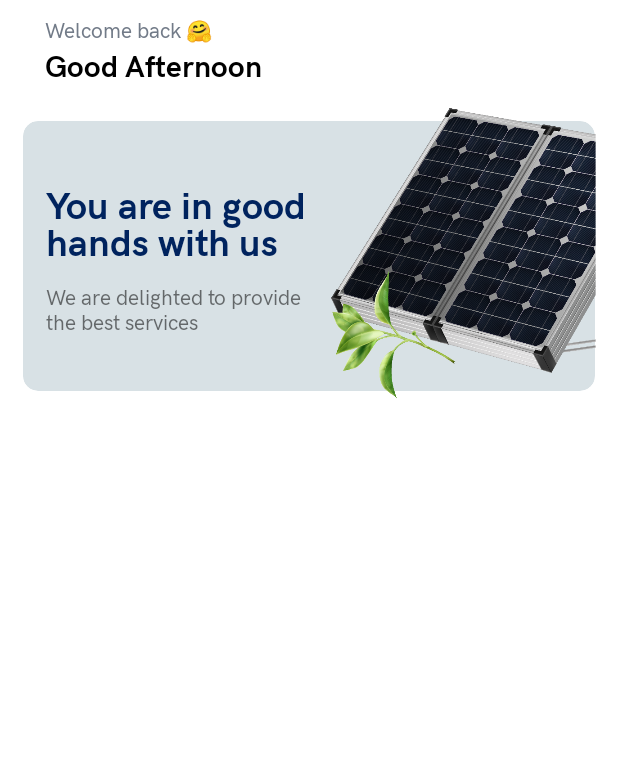
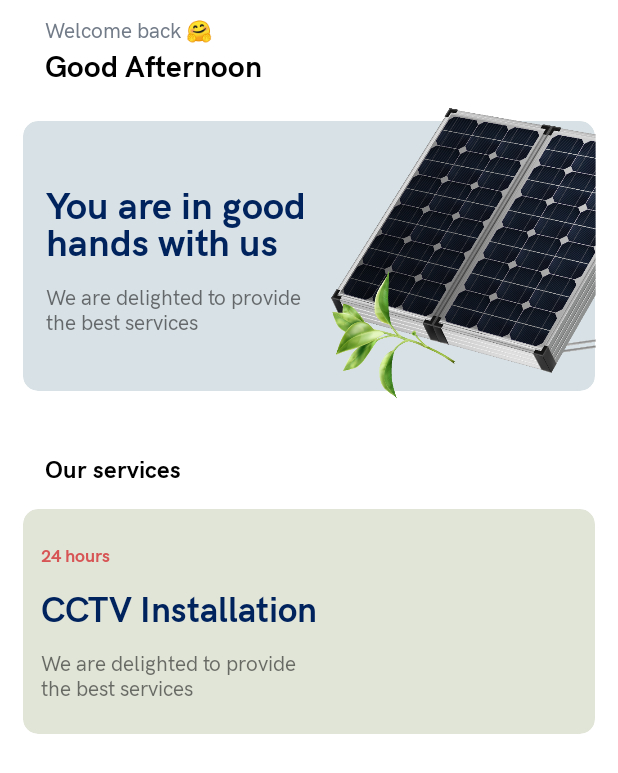
Before and after one commit to enikebraimoh/Trina_Energy, an Android app: the fragment HomeFragment shown on its own in the app's theme, on a phone screen of 412 x 824 dp. Shown: the top 773 px of the screen. Run offline under Robolectric (Android 15) with nearby library versions, the phone set to English and light mode, and no system bars; our stand-ins replace data binding.

Commit message:
added drawer navigation and cleaned code🧑🏽‍💻

```diff
--- a/app/src/main/java/com/trina/energy/MainActivity.kt
+++ b/app/src/main/java/com/trina/energy/MainActivity.kt
@@ -10,6 +10,8 @@ import androidx.navigation.NavController
 import androidx.navigation.NavDestination
 import androidx.navigation.findNavController
 import androidx.navigation.fragment.NavHostFragment
+import androidx.navigation.ui.AppBarConfiguration
+import androidx.navigation.ui.NavigationUI
 import androidx.navigation.ui.NavigationUI.setupWithNavController
 import com.trina.energy.databinding.ActivityMainBinding
 
@@ -19,6 +21,7 @@ class MainActivity : AppCompatActivity() {
 
     lateinit var binding : ActivityMainBinding
     lateinit var navController: NavController
+    lateinit var drawer : DrawerLayout
 
     override fun onCreate(savedInstanceState: Bundle?) {
         super.onCreate(savedInstanceState)
@@ -29,11 +32,16 @@ class MainActivity : AppCompatActivity() {
             supportFragmentManager.findFragmentById(R.id.fragmentContainerView) as NavHostFragment
         navController = navHostFragment.navController
 
+        // initialized drawer binding
+        drawer =  binding.drawerLayout
+
         //for appbar & drawer layout
         setSupportActionBar(binding.toolbar)
+        setupWithNavController(binding.toolbar, navController,AppBarConfiguration(navController.graph,drawer))
+        setupWithNavController(binding.navview,navController)
+        NavigationUI.setupActionBarWithNavController(this,navController,drawer)
+
         supportActionBar?.setDisplayShowTitleEnabled(false)
-        setupWithNavController(binding.toolbar, navController)
-
         setupNavigation()
 
     }
@@ -70,4 +78,8 @@ class MainActivity : AppCompatActivity() {
 
     }
 
+    override fun onSupportNavigateUp(): Boolean {
+        return NavigationUI.navigateUp(navController,drawer)
+    }
+
 }
--- a/app/src/main/res/layout/activity_main.xml
+++ b/app/src/main/res/layout/activity_main.xml
@@ -6,6 +6,12 @@
     <data>
 
     </data>
+
+    <androidx.drawerlayout.widget.DrawerLayout
+        android:id="@+id/drawer_layout"
+        android:layout_width="match_parent"
+        android:layout_height="match_parent"
+        tools:context=".MainActivity">
 
     <androidx.constraintlayout.widget.ConstraintLayout
         android:layout_width="match_parent"
@@ -17,7 +23,7 @@
             app:layout_constraintEnd_toEndOf="parent"
             app:layout_constraintStart_toStartOf="parent"
             app:elevation="0dp"
-            android:layout_margin="@dimen/margin_23_dp"
+            android:layout_margin="@dimen/margin_15_dp"
             android:id="@+id/toolbar"
             android:layout_width="match_parent"
             android:layout_height="?actionBarSize"
@@ -38,4 +44,12 @@
             app:navGraph="@navigation/nav_graph" />
 
     </androidx.constraintlayout.widget.ConstraintLayout>
+
+        <com.google.android.material.navigation.NavigationView
+            android:id="@+id/navview"
+            android:layout_width="wrap_content"
+            android:layout_height="match_parent"
+            android:layout_gravity="start"/>
+
+    </androidx.drawerlayout.widget.DrawerLayout>
 </layout>
--- a/app/src/main/res/layout/fragment_home.xml
+++ b/app/src/main/res/layout/fragment_home.xml
@@ -1,9 +1,15 @@
 <?xml version="1.0" encoding="utf-8"?>
-<androidx.constraintlayout.widget.ConstraintLayout xmlns:android="http://schemas.android.com/apk/res/android"
+<layout xmlns:android="http://schemas.android.com/apk/res/android"
     xmlns:tools="http://schemas.android.com/tools"
+    xmlns:app="http://schemas.android.com/apk/res-auto">
+
+    <data>
+
+    </data>
+
+    <androidx.constraintlayout.widget.ConstraintLayout
         android:layout_width="match_parent"
-    android:layout_height="match_parent"
-    xmlns:app="http://schemas.android.com/apk/res-auto">
+        android:layout_height="match_parent">
 
         <TextView
             android:id="@+id/welcome_text"
@@ -81,7 +87,6 @@
         </androidx.cardview.widget.CardView>
 
 
-
         <ImageView
             android:layout_marginBottom="-10dp"
             android:id="@+id/solar"
@@ -93,6 +98,86 @@
             app:layout_constraintEnd_toEndOf="@id/card"
             app:layout_constraintTop_toTopOf="@+id/card" />
 
+        <TextView
+            android:layout_marginLeft="@dimen/margin_30_dp"
+            android:id="@+id/our_services"
+            android:textColor="@color/primaryTextColor"
+            android:layout_marginTop="@dimen/margin_40_dp"
+            android:layout_width="wrap_content"
+            android:layout_height="wrap_content"
+            android:fontFamily="@font/hk_grotesk_bold"
+            android:text="Our services"
+            android:textSize="16sp"
+            app:layout_constraintStart_toStartOf="parent"
+            app:layout_constraintTop_toBottomOf="@id/card" />
+
+        <androidx.cardview.widget.CardView
+            android:id="@+id/services_1"
+            android:layout_marginTop="@dimen/margin_15_dp"
+            app:cardElevation="0dp"
+            app:cardCornerRadius="10dp"
+            android:layout_marginStart="@dimen/margin_15_dp"
+            android:layout_marginEnd="@dimen/margin_15_dp"
+            app:layout_constraintEnd_toEndOf="parent"
+            app:layout_constraintTop_toBottomOf="@+id/our_services"
+            app:layout_constraintStart_toStartOf="parent"
+            android:layout_width="0dp"
+            app:cardBackgroundColor="#E1E5D8"
+            android:layout_height="150dp">
+
+            <androidx.constraintlayout.widget.ConstraintLayout
+                android:layout_width="match_parent"
+                android:layout_height="match_parent">
+
+                <TextView
+                    android:id="@+id/time"
+                    android:layout_width="wrap_content"
+                    android:layout_height="wrap_content"
+                    android:layout_marginStart="12dp"
+                    android:fontFamily="@font/hk_grotesk_bold"
+                    android:lineSpacingExtra="-5dp"
+                    android:text="24 hours"
+                    android:textColor="#D75555"
+                    android:textSize="12sp"
+                    app:layout_constraintBottom_toTopOf="@+id/title"
+                    app:layout_constraintStart_toStartOf="parent"
+                    app:layout_constraintTop_toTopOf="parent"
+                    app:layout_constraintVertical_chainStyle="packed" />
+
+                <TextView
+                    android:id="@+id/title"
+                    android:layout_width="wrap_content"
+                    android:layout_height="wrap_content"
+                    android:fontFamily="@font/hk_grotesk_bold"
+                    android:lineSpacingExtra="-5dp"
+                    android:text="CCTV Installation"
+                    android:layout_marginTop="@dimen/margin_10_dp"
+                    android:textColor="#00235E"
+                    android:textSize="23sp"
+                    app:layout_constraintBottom_toTopOf="@+id/descripton"
+                    app:layout_constraintStart_toStartOf="@id/time"
+                    app:layout_constraintTop_toBottomOf="@+id/time"
+                    app:layout_constraintVertical_bias="0.0"
+                    app:layout_constraintVertical_chainStyle="packed" />
+
+                <TextView
+                    android:id="@+id/descripton"
+                    android:layout_width="wrap_content"
+                    android:layout_height="wrap_content"
+                    android:layout_marginTop="@dimen/margin_10_dp"
+                    android:fontFamily="@font/hk_grotesk_medium"
+                    android:text="We are delighted to provide \nthe best services"
+                    android:textSize="14sp"
+                    app:layout_constraintBottom_toBottomOf="parent"
+                    app:layout_constraintStart_toStartOf="@+id/title"
+                    app:layout_constraintTop_toBottomOf="@+id/title" />
+
+            </androidx.constraintlayout.widget.ConstraintLayout>
+
+
+        </androidx.cardview.widget.CardView>
 
 
     </androidx.constraintlayout.widget.ConstraintLayout>
+
+</layout>
```
Lines whose indentation alone changed are shown as unchanged.
